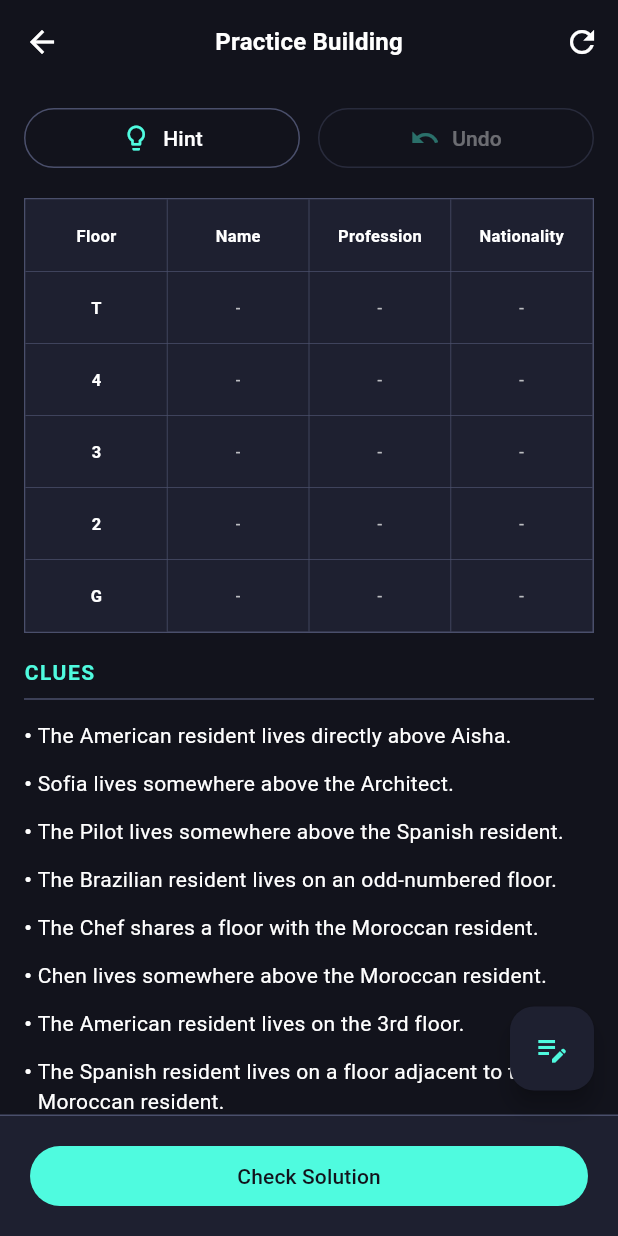
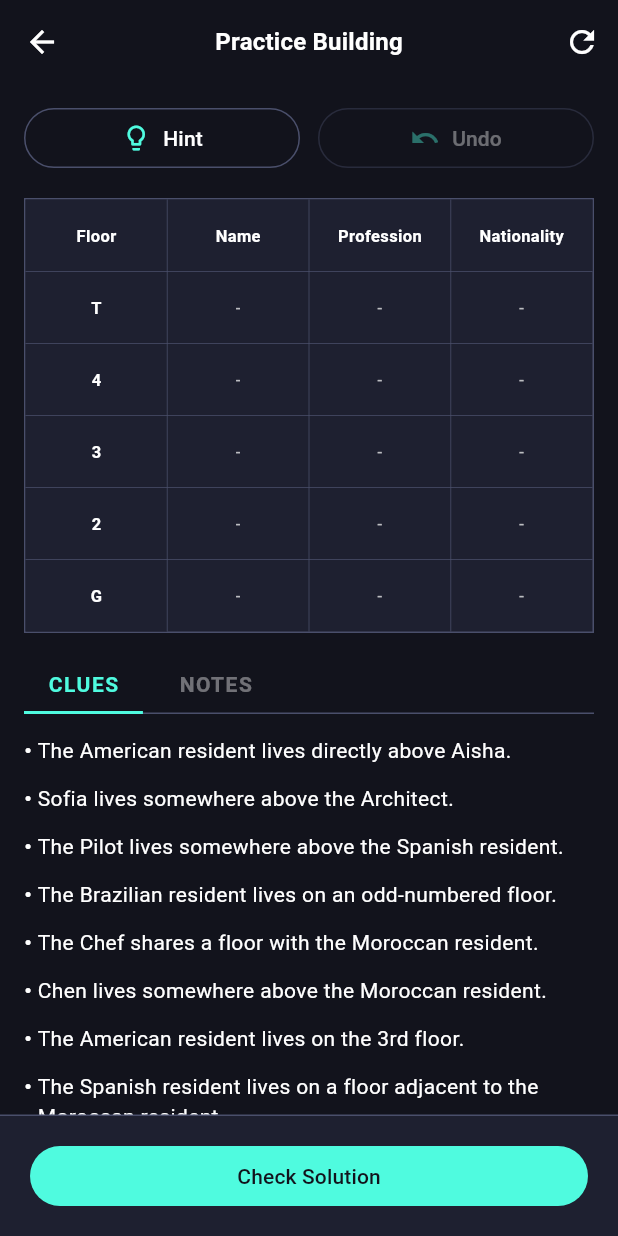
Before and after one commit to sidhant947/Matrix-Puzzle, a Flutter app: the GameScreen screen opened directly, on a phone screen of 412 x 824 dp. Run offline on Flutter 3.47's test engine with Material 3 defaults, Android fonts, the phone set to English and light mode, and no system bars; our stand-ins replace flutter_riverpod, hive, hive_flutter, riverpod_annotation; accounts and stored records are empty; generated files the repository leaves out were written again.

Commit message:
Update V1.0.3 , Added #4

```diff
--- a/lib/l10n/app_en.arb
+++ b/lib/l10n/app_en.arb
@@ -46,6 +46,9 @@
   "clues": "CLUES",
   "resetGame": "Reset Game",
   "resetGameConfirmation": "Are you sure you want to reset the current game?",
+  "leaveGame": "Leave Game",
+  "leaveGameConfirmation": "Are you sure you want to leave the game?",
+  "leave": "Leave",
   "cancel": "Cancel",
   "reset": "Reset",
   "hint": "Hint",
--- a/lib/l10n/app_localizations.dart
+++ b/lib/l10n/app_localizations.dart
@@ -292,6 +292,24 @@ abstract class AppLocalizations {
   /// **'Are you sure you want to reset the current game?'**
   String get resetGameConfirmation;
 
+  /// No description provided for @leaveGame.
+  ///
+  /// In en, this message translates to:
+  /// **'Leave Game'**
+  String get leaveGame;
+
+  /// No description provided for @leaveGameConfirmation.
+  ///
+  /// In en, this message translates to:
+  /// **'Are you sure you want to leave the game?'**
+  String get leaveGameConfirmation;
+
+  /// No description provided for @leave.
+  ///
+  /// In en, this message translates to:
+  /// **'Leave'**
+  String get leave;
+
   /// No description provided for @cancel.
   ///
   /// In en, this message translates to:
--- a/lib/ui/features/game/views/game_screen.dart
+++ b/lib/ui/features/game/views/game_screen.dart
@@ -21,7 +21,9 @@ class _GameScreenState extends ConsumerState<GameScreen> {
   @override
   void initState() {
     super.initState();
-    _notesController = TextEditingController(text: ref.read(gameNotifierProvider).notes);
+    _notesController = TextEditingController(
+      text: ref.read(gameNotifierProvider).notes,
+    );
   }
 
   @override
@@ -42,7 +44,8 @@ class _GameScreenState extends ConsumerState<GameScreen> {
           _showNotes = false;
           _isHintActive = false;
         });
-      } else if (previous?.notes != next.notes && _notesController.text != next.notes) {
+      } else if (previous?.notes != next.notes &&
+          _notesController.text != next.notes) {
         _notesController.text = next.notes;
       }
     });
@@ -54,11 +57,7 @@ class _GameScreenState extends ConsumerState<GameScreen> {
     final l10n = AppLocalizations.of(context)!;
 
     if (state.isLoading) {
-      return const Scaffold(
-        body: Center(
-          child: CircularProgressIndicator(),
-        ),
-      );
+      return const Scaffold(body: Center(child: CircularProgressIndicator()));
     }
 
     final floors = state.options['Floor']!;
@@ -90,26 +89,26 @@ class _GameScreenState extends ConsumerState<GameScreen> {
         ),
         child: Table(
           border: const TableBorder(
-            horizontalInside: BorderSide(
-              color: Color(0xFF4A4F6B),
-              width: 0.5,
-            ),
-            verticalInside: BorderSide(
-              color: Color(0xFF4A4F6B),
-              width: 0.5,
-            ),
+            horizontalInside: BorderSide(color: Color(0xFF4A4F6B), width: 0.5),
+            verticalInside: BorderSide(color: Color(0xFF4A4F6B), width: 0.5),
           ),
           children: [
             TableRow(
               children: [
                 _Cell(text: l10n.floor, isHeader: true),
-                ...categories.map((cat) => _Cell(text: _categoryLabel(context, cat), isHeader: true)),
+                ...categories.map(
+                  (cat) =>
+                      _Cell(text: _categoryLabel(context, cat), isHeader: true),
+                ),
               ],
             ),
             ...floors.reversed.map((floor) {
               return TableRow(
                 children: [
-                  _Cell(text: _floorLabel(context, floor, floors.length), isHeader: true),
+                  _Cell(
+                    text: _floorLabel(context, floor, floors.length),
+                    isHeader: true,
+                  ),
                   ...categories.map((cat) {
                     final value = state.userSolution[floor]![cat] ?? '-';
                     final isSelected = value != '-';
@@ -122,13 +121,20 @@ class _GameScreenState extends ConsumerState<GameScreen> {
                             _isHintActive = false;
                           });
                         } else {
-                          _showPicker(context, _categoryLabel(context, cat), ['-', ...state.options[cat]!], (val) {
+                          _showPicker(
+                            context,
+                            _categoryLabel(context, cat),
+                            ['-', ...state.options[cat]!],
+                            (val) {
                               notifier.updateAssignment(floor, cat, val);
-                          });
+                            },
+                          );
                         }
                       },
                       child: _Cell(
-                        text: value == '-' ? '-' : MatrixPuzzleEngine.localizeItem(l10n, value),
+                        text: value == '-'
+                            ? '-'
+                            : MatrixPuzzleEngine.localizeItem(l10n, value),
                         isSelected: isSelected,
                       ),
                     );
@@ -143,19 +149,52 @@ class _GameScreenState extends ConsumerState<GameScreen> {
 
     final cluesOrNotesWidget = Padding(
       padding: const EdgeInsets.symmetric(horizontal: 16.0),
-      child: _showNotes
-          ? Column(
+      child: Column(
         crossAxisAlignment: CrossAxisAlignment.stretch,
         children: [
-                Text(
-                  l10n.notes,
-                  style: theme.textTheme.titleSmall?.copyWith(
-                    fontWeight: FontWeight.bold,
-                    letterSpacing: 1.0,
-                    color: const Color(0xFF4FFBDF),
+          Stack(
+            children: [
+              const Positioned(
+                left: 0,
+                right: 0,
+                bottom: 0,
+                child: Divider(
+                  color: Color(0xFF4A4F6B),
+                  height: 1,
+                  thickness: 1,
                 ),
               ),
-                const Divider(color: Color(0xFF4A4F6B)),
+              Row(
+                children: [
+                  _buildTab(
+                    title: l10n.clues,
+                    isSelected: !_showNotes,
+                    onTap: () {
+                      if (_showNotes) {
+                        setState(() {
+                          _showNotes = false;
+                        });
+                      }
+                    },
+                  ),
+                  const SizedBox(width: 8),
+                  _buildTab(
+                    title: l10n.notes,
+                    isSelected: _showNotes,
+                    onTap: () {
+                      if (!_showNotes) {
+                        setState(() {
+                          _showNotes = true;
+                        });
+                      }
+                    },
+                  ),
+                ],
+              ),
+            ],
+          ),
+          const SizedBox(height: 8),
+          if (_showNotes) ...[
             TextField(
               controller: _notesController,
               maxLines: null,
@@ -180,21 +219,8 @@ class _GameScreenState extends ConsumerState<GameScreen> {
                 contentPadding: const EdgeInsets.symmetric(vertical: 8.0),
               ),
             ),
-                const SizedBox(height: 80),
-              ],
-            )
-          : Column(
-              crossAxisAlignment: CrossAxisAlignment.stretch,
-              children: [
-                Text(
-                  l10n.clues,
-                  style: theme.textTheme.titleSmall?.copyWith(
-                    fontWeight: FontWeight.bold,
-                    letterSpacing: 1.0,
-                    color: const Color(0xFF4FFBDF),
-                  ),
-                ),
-                const Divider(color: Color(0xFF4A4F6B)),
+            const SizedBox(height: 40),
+          ] else ...[
             ...displayedClues.map((clue) {
               final isCrossed = state.crossedClues.contains(clue);
               return InkWell(
@@ -210,15 +236,21 @@ class _GameScreenState extends ConsumerState<GameScreen> {
                         "• ",
                         style: TextStyle(
                           fontWeight: FontWeight.bold,
-                              color: isCrossed ? const Color(0xFF4A4F6B) : const Color(0xFFFFFFFF),
+                          color: isCrossed
+                              ? const Color(0xFF4A4F6B)
+                              : const Color(0xFFFFFFFF),
                         ),
                       ),
                       Expanded(
                         child: Text(
                           MatrixPuzzleEngine.formatClue(clue, l10n),
                           style: theme.textTheme.bodyMedium?.copyWith(
-                                decoration: isCrossed ? TextDecoration.lineThrough : null,
-                                color: isCrossed ? const Color(0xFF4A4F6B) : const Color(0xFFFFFFFF),
+                            decoration: isCrossed
+                                ? TextDecoration.lineThrough
+                                : null,
+                            color: isCrossed
+                                ? const Color(0xFF4A4F6B)
+                                : const Color(0xFFFFFFFF),
                           ),
                         ),
                       ),
@@ -227,12 +259,22 @@ class _GameScreenState extends ConsumerState<GameScreen> {
                 ),
               );
             }),
-                const SizedBox(height: 80),
+            const SizedBox(height: 40),
+          ],
         ],
       ),
     );
 
-    return Scaffold(
+    return PopScope(
+      canPop: state.isVictory,
+      onPopInvokedWithResult: (didPop, result) async {
+        if (didPop) return;
+        final shouldLeave = await _showLeaveConfirmationDialog(context);
+        if (shouldLeave && context.mounted) {
+          Navigator.of(context).pop();
+        }
+      },
+      child: Scaffold(
         appBar: AppBar(
           title: Text(
             titleText,
@@ -271,15 +313,10 @@ class _GameScreenState extends ConsumerState<GameScreen> {
                       TextButton(
                         onPressed: () {
                           Navigator.pop(dialogContext);
-                        if (state.gameType == 'level' && state.levelNumber != null) {
-                           notifier.startNewLevel(state.levelNumber!);
-                        } else if (state.gameType == 'daily' && state.dailyDate != null) {
-                           notifier.startDailyChallenge(state.dailyDate!);
-                        } else {
-                           notifier.startPracticeGame(
-                            floorsCount: state.options['Floor']!.length,
-                          );
-                        }
+                          setState(() {
+                            _isHintActive = false;
+                          });
+                          notifier.clearBoard();
                         },
                         child: Text(
                           l10n.reset,
@@ -298,17 +335,6 @@ class _GameScreenState extends ConsumerState<GameScreen> {
             : (settings.autoCheckSolution
                   ? null
                   : _buildCheckButton(context, state, notifier, theme)),
-      floatingActionButton: FloatingActionButton(
-        heroTag: 'notes_fab',
-        backgroundColor: const Color(0xFF1E2030),
-        foregroundColor: const Color(0xFF4FFBDF),
-        onPressed: () {
-          setState(() {
-            _showNotes = !_showNotes;
-          });
-        },
-        child: Icon(_showNotes ? Icons.format_list_bulleted : Icons.edit_note),
-      ),
         body: Column(
           crossAxisAlignment: CrossAxisAlignment.stretch,
           children: [
@@ -319,22 +345,30 @@ class _GameScreenState extends ConsumerState<GameScreen> {
                   Expanded(
                     child: OutlinedButton.icon(
                       style: OutlinedButton.styleFrom(
-                      backgroundColor: _isHintActive ? const Color(0xFFDCA134).withValues(alpha: 0.2) : null,
+                        backgroundColor: _isHintActive
+                            ? const Color(0xFFDCA134).withValues(alpha: 0.2)
+                            : null,
                         side: BorderSide(
                           color: _isHintActive
                               ? const Color(0xFFDCA134)
                               : (state.canUseHint
                                     ? const Color(0xFF4A4F6B)
-                                : const Color(0xFF4A4F6B).withValues(alpha: 0.4)),
+                                    : const Color(
+                                        0xFF4A4F6B,
+                                      ).withValues(alpha: 0.4)),
                         ),
                         foregroundColor: _isHintActive
                             ? const Color(0xFFDCA134)
                             : (state.canUseHint
                                   ? const Color(0xFFFFFFFF)
-                              : const Color(0xFFFFFFFF).withValues(alpha: 0.4)),
+                                  : const Color(
+                                      0xFFFFFFFF,
+                                    ).withValues(alpha: 0.4)),
                         padding: const EdgeInsets.symmetric(vertical: 10),
                       ),
-                    onPressed: state.isVictory || (!state.canUseHint && !_isHintActive)
+                      onPressed:
+                          state.isVictory ||
+                              (!state.canUseHint && !_isHintActive)
                           ? null
                           : () {
                               setState(() {
@@ -342,13 +376,17 @@ class _GameScreenState extends ConsumerState<GameScreen> {
                               });
                             },
                       icon: Icon(
-                      _isHintActive ? Icons.lightbulb : Icons.lightbulb_outline,
+                        _isHintActive
+                            ? Icons.lightbulb
+                            : Icons.lightbulb_outline,
                         size: 20,
                         color: _isHintActive
                             ? const Color(0xFFDCA134)
                             : (state.canUseHint
                                   ? const Color(0xFF4FFBDF)
-                              : const Color(0xFF4FFBDF).withValues(alpha: 0.4)),
+                                  : const Color(
+                                      0xFF4FFBDF,
+                                    ).withValues(alpha: 0.4)),
                       ),
                       label: Text(_isHintActive ? l10n.tapACell : l10n.hint),
                     ),
@@ -358,16 +396,24 @@ class _GameScreenState extends ConsumerState<GameScreen> {
                     child: OutlinedButton.icon(
                       style: OutlinedButton.styleFrom(
                         side: BorderSide(
-                        color: notifier.canUndo ? const Color(0xFF4A4F6B) : const Color(0xFF4A4F6B).withValues(alpha: 0.4),
+                          color: notifier.canUndo
+                              ? const Color(0xFF4A4F6B)
+                              : const Color(0xFF4A4F6B).withValues(alpha: 0.4),
                         ),
-                      foregroundColor: notifier.canUndo ? const Color(0xFFFFFFFF) : const Color(0xFFFFFFFF).withValues(alpha: 0.4),
+                        foregroundColor: notifier.canUndo
+                            ? const Color(0xFFFFFFFF)
+                            : const Color(0xFFFFFFFF).withValues(alpha: 0.4),
                         padding: const EdgeInsets.symmetric(vertical: 10),
                       ),
-                    onPressed: notifier.canUndo ? () => notifier.undo() : null,
+                      onPressed: notifier.canUndo
+                          ? () => notifier.undo()
+                          : null,
                       icon: Icon(
                         Icons.undo,
                         size: 20,
-                      color: notifier.canUndo ? const Color(0xFF4FFBDF) : const Color(0xFF4FFBDF).withValues(alpha: 0.4),
+                        color: notifier.canUndo
+                            ? const Color(0xFF4FFBDF)
+                            : const Color(0xFF4FFBDF).withValues(alpha: 0.4),
                       ),
                       label: Text(l10n.undo),
                     ),
@@ -375,27 +421,88 @@ class _GameScreenState extends ConsumerState<GameScreen> {
                 ],
               ),
             ),
-          if (floors.length > 7)
+            if (floors.length >= 7)
               Expanded(
                 child: SingleChildScrollView(
                   child: Column(
                     crossAxisAlignment: CrossAxisAlignment.stretch,
-                  children: [
-                    gridWidget,
-                    cluesOrNotesWidget,
-                  ],
+                    children: [gridWidget, cluesOrNotesWidget],
                   ),
                 ),
               )
             else ...[
               gridWidget,
-            Expanded(
-              child: SingleChildScrollView(
-                child: cluesOrNotesWidget,
+              Expanded(child: SingleChildScrollView(child: cluesOrNotesWidget)),
+            ],
+          ],
+        ),
+      ),
+    );
+  }
+
+  Future<bool> _showLeaveConfirmationDialog(BuildContext context) async {
+    final l10n = AppLocalizations.of(context)!;
+    final result = await showDialog<bool>(
+      context: context,
+      builder: (dialogContext) => AlertDialog(
+        backgroundColor: const Color(0xFF12131C),
+        title: Text(
+          l10n.leaveGame,
+          style: const TextStyle(color: Color(0xFFE4EBE7)),
+        ),
+        content: Text(
+          l10n.leaveGameConfirmation,
+          style: const TextStyle(color: Color(0xFFE4EBE7)),
+        ),
+        actions: [
+          TextButton(
+            onPressed: () => Navigator.pop(dialogContext, false),
+            child: Text(
+              l10n.cancel,
+              style: const TextStyle(color: Color(0xFFE4EBE7)),
+            ),
+          ),
+          TextButton(
+            onPressed: () => Navigator.pop(dialogContext, true),
+            child: Text(
+              l10n.leave,
+              style: const TextStyle(color: Color(0xFFDCA134)),
             ),
           ),
         ],
-        ],
+      ),
+    );
+    return result ?? false;
+  }
+
+  Widget _buildTab({
+    required String title,
+    required bool isSelected,
+    required VoidCallback onTap,
+  }) {
+    return InkWell(
+      onTap: onTap,
+      child: Container(
+        padding: const EdgeInsets.symmetric(horizontal: 16.0, vertical: 8.0),
+        decoration: BoxDecoration(
+          border: Border(
+            bottom: BorderSide(
+              color: isSelected ? const Color(0xFF4FFBDF) : Colors.transparent,
+              width: 2.0,
+            ),
+          ),
+        ),
+        child: Text(
+          title,
+          style: TextStyle(
+            fontWeight: FontWeight.bold,
+            letterSpacing: 1.0,
+            fontSize: 14,
+            color: isSelected
+                ? const Color(0xFF4FFBDF)
+                : const Color(0xFFFFFFFF).withValues(alpha: 0.4),
+          ),
+        ),
       ),
     );
   }
@@ -436,16 +543,19 @@ class _GameScreenState extends ConsumerState<GameScreen> {
     return '$floor';
   }
 
-  Widget _buildVictoryOverlay(BuildContext context, GameStateModel state, GameNotifier notifier, ThemeData theme) {
+  Widget _buildVictoryOverlay(
+    BuildContext context,
+    GameStateModel state,
+    GameNotifier notifier,
+    ThemeData theme,
+  ) {
     final l10n = AppLocalizations.of(context)!;
 
     return Container(
       padding: const EdgeInsets.symmetric(horizontal: 20, vertical: 16),
       decoration: const BoxDecoration(
         color: Color(0xFF1E2030),
-        border: Border(
-          top: BorderSide(color: Color(0xFF4A4F6B), width: 1),
-        ),
+        border: Border(top: BorderSide(color: Color(0xFF4A4F6B), width: 1)),
       ),
       child: SafeArea(
         child: Column(
@@ -484,12 +594,19 @@ class _GameScreenState extends ConsumerState<GameScreen> {
                   onPressed: () async {
                     final url = Uri.parse('https://ko-fi.com/sidhant947');
                     try {
-                      await launchUrl(url, mode: LaunchMode.externalApplication);
+                      await launchUrl(
+                        url,
+                        mode: LaunchMode.externalApplication,
+                      );
                     } catch (_) {
                       await launchUrl(url, mode: LaunchMode.platformDefault);
                     }
                   },
-                  icon: const Icon(Icons.coffee, size: 18, color: Color(0xFF4FFBDF)),
+                  icon: const Icon(
+                    Icons.coffee,
+                    size: 18,
+                    color: Color(0xFF4FFBDF),
+                  ),
                   label: Text(
                     l10n.buyMeACoffee,
                     style: const TextStyle(color: Color(0xFFFFFFFF)),
@@ -503,16 +620,19 @@ class _GameScreenState extends ConsumerState<GameScreen> {
     );
   }
 
-  Widget _buildCheckButton(BuildContext context, GameStateModel state, GameNotifier notifier, ThemeData theme) {
+  Widget _buildCheckButton(
+    BuildContext context,
+    GameStateModel state,
+    GameNotifier notifier,
+    ThemeData theme,
+  ) {
     final l10n = AppLocalizations.of(context)!;
 
     return Container(
       padding: const EdgeInsets.symmetric(horizontal: 20, vertical: 16),
       decoration: const BoxDecoration(
         color: Color(0xFF1E2030),
-        border: Border(
-          top: BorderSide(color: Color(0xFF4A4F6B), width: 1),
-        ),
+        border: Border(top: BorderSide(color: Color(0xFF4A4F6B), width: 1)),
       ),
       child: SafeArea(
         child: FilledButton(
@@ -550,7 +670,12 @@ class _GameScreenState extends ConsumerState<GameScreen> {
     );
   }
 
-  void _showPicker(BuildContext context, String title, List<String> options, Function(String) onSelect) {
+  void _showPicker(
+    BuildContext context,
+    String title,
+    List<String> options,
+    Function(String) onSelect,
+  ) {
     final l10n = AppLocalizations.of(context)!;
     showModalBottomSheet(
       context: context,
@@ -578,7 +703,9 @@ class _GameScreenState extends ConsumerState<GameScreen> {
                     final opt = options[index];
                     return ListTile(
                       title: Text(
-                        opt == '-' ? '-' : MatrixPuzzleEngine.localizeItem(l10n, opt),
+                        opt == '-'
+                            ? '-'
+                            : MatrixPuzzleEngine.localizeItem(l10n, opt),
                         style: const TextStyle(color: Color(0xFFFFFFFF)),
                       ),
                       onTap: () {
@@ -625,7 +752,9 @@ class _Cell extends StatelessWidget {
             fontWeight: isHeader ? FontWeight.bold : FontWeight.normal,
             color: isSelected
                 ? const Color(0xFF4FFBDF)
-                : (isHeader ? const Color(0xFFFFFFFF) : const Color(0xFFFFFFFF).withValues(alpha: 0.7)),
+                : (isHeader
+                      ? const Color(0xFFFFFFFF)
+                      : const Color(0xFFFFFFFF).withValues(alpha: 0.7)),
             fontSize: 11,
           ),
         ),
--- a/pubspec.yaml
+++ b/pubspec.yaml
@@ -16,7 +16,7 @@ publish_to: 'none' # Remove this line if you wish to publish to pub.dev
 # https://developer.apple.com/library/archive/documentation/General/Reference/InfoPlistKeyReference/Articles/CoreFoundationKeys.html
 # In Windows, build-name is used as the major, minor, and patch parts
 # of the product and file versions while build-number is used as the build suffix.
-version: 1.0.2+3
+version: 1.0.3+4
 
 environment:
   sdk: ^3.12.2
```
Also changed, not shown: lib/l10n/app_localizations_en.dart (+10 -0 lines), lib/ui/features/game/view_models/game_provider.dart (+15 -0 lines), 1 other file. Lines whose indentation alone changed are shown as unchanged.
